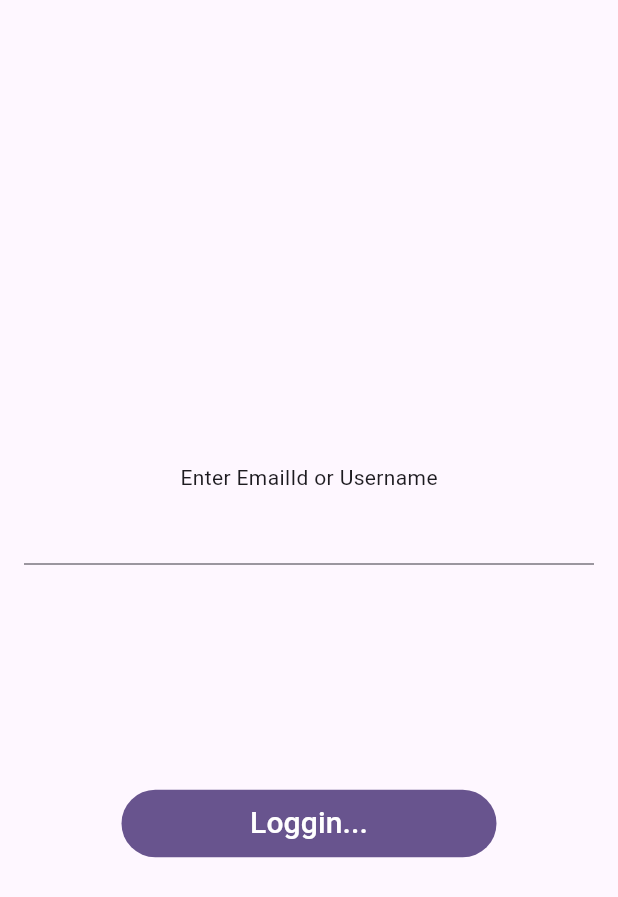
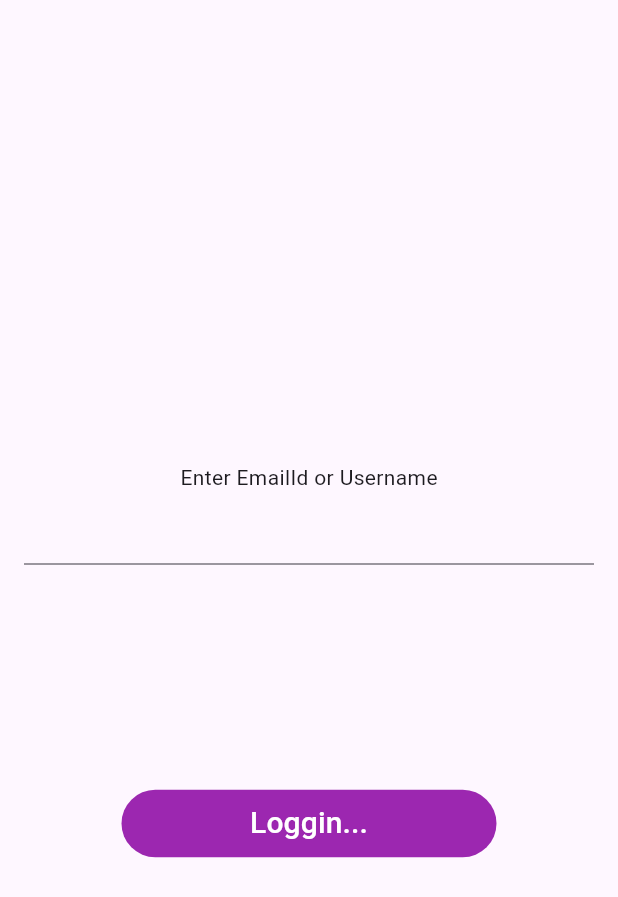
Before and after one commit to Ratndeep1999/shared_pref_prectice, a Flutter app: the screen it shows after launch, on a phone screen of 412 x 824 dp. Shown: the top 897 px of the screen. Run offline on Flutter 3.47's test engine with Material 3 defaults, Android fonts, the phone set to English and light mode, and no system bars.

Commit message:
filled_button_widget.dart : button color add

```diff
--- a/lib/Widgets/filled_button_widget.dart
+++ b/lib/Widgets/filled_button_widget.dart
@@ -6,11 +6,13 @@ class FilledButtonWidget extends StatelessWidget {
     super.key,
     required this.buttonLabel,
     required this.onPress,
+    this.buttonColor,
   });
 
   /// Parameters
   final String buttonLabel;
   final VoidCallback onPress;
+  final Color? buttonColor;
 
   @override
   Widget build(BuildContext context) {
@@ -19,6 +21,9 @@ class FilledButtonWidget extends StatelessWidget {
       width: 250,
       child: FilledButton(
         onPressed: onPress,
+        style: FilledButton.styleFrom(
+          backgroundColor: buttonColor ?? Colors.purple,
+        ),
         child: LabelTextWidget(label: buttonLabel, fontSize: 20),
       ),
     );
```
